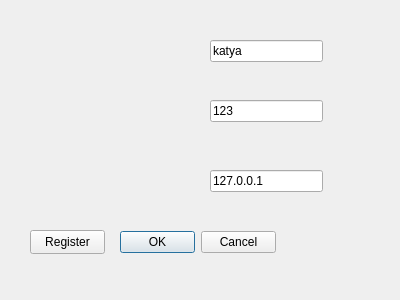
Old version of the form authform.ui in the repository catkiru/chat.
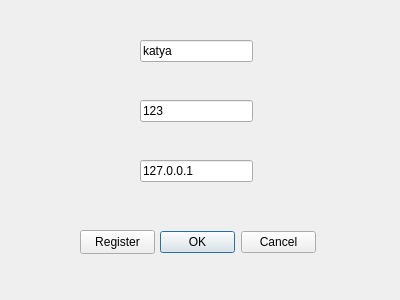
New version of the form.

Commit message: теперь можно отправлять картинку без ошибок

```diff
--- a/authform.ui
+++ b/authform.ui
@@ -16,7 +16,7 @@
   <widget class="QDialogButtonBox" name="buttonBox">
    <property name="geometry">
     <rect>
-     <x>120</x>
+     <x>160</x>
      <y>230</y>
      <width>156</width>
      <height>24</height>
@@ -29,7 +29,7 @@
   <widget class="QLineEdit" name="txt_login">
    <property name="geometry">
     <rect>
-     <x>210</x>
+     <x>140</x>
      <y>40</y>
      <width>113</width>
      <height>22</height>
@@ -45,7 +45,7 @@
   <widget class="QLineEdit" name="txt_password">
    <property name="geometry">
     <rect>
-     <x>210</x>
+     <x>140</x>
      <y>100</y>
      <width>113</width>
      <height>22</height>
@@ -61,8 +61,8 @@
   <widget class="QLineEdit" name="txt_serverHost">
    <property name="geometry">
     <rect>
-     <x>210</x>
-     <y>170</y>
+     <x>140</x>
+     <y>160</y>
      <width>113</width>
      <height>22</height>
     </rect>
@@ -77,7 +77,7 @@
   <widget class="QPushButton" name="registerButton">
    <property name="geometry">
     <rect>
-     <x>30</x>
+     <x>80</x>
      <y>230</y>
      <width>75</width>
      <height>24</height>
```
The commit also changes 2 other files.
